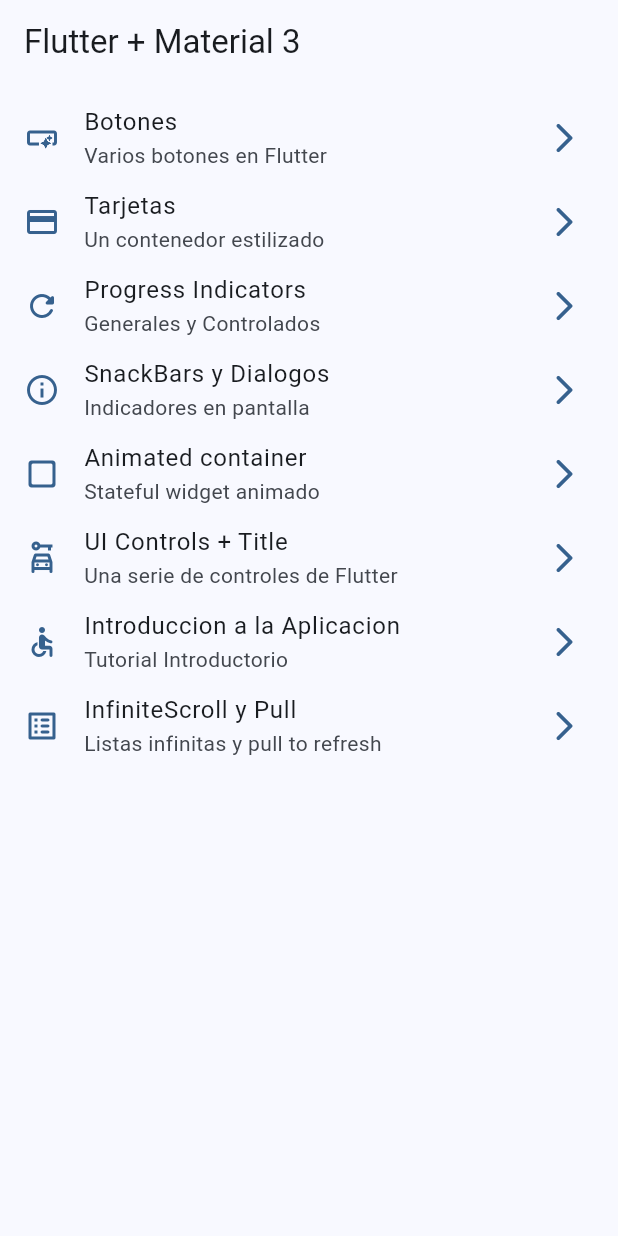
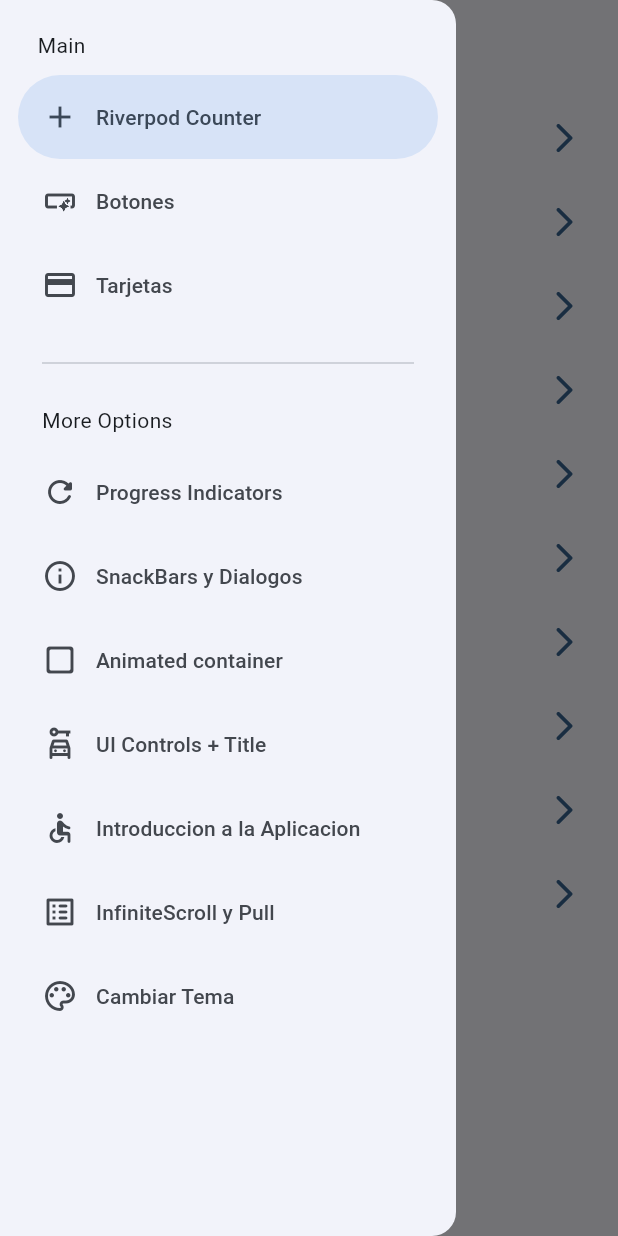
Before and after one commit to elojaa6/widgets_app, a Flutter app: the screen it shows after launch, with the side drawer open (before the commit the screen has no drawer), on a phone screen of 412 x 824 dp. Run offline on Flutter 3.47's test engine with Material 2 defaults, Android fonts, the phone set to English and light mode, and no system bars; our stand-ins replace animate_do, flutter_riverpod, go_router.

Commit message:
pre statenotifier

```diff
--- a/lib/config/menu/menu_items.dart
+++ b/lib/config/menu/menu_items.dart
@@ -14,6 +14,12 @@ class MenuItem {
 }
 
 const appMenuItems = <MenuItem>[
+  MenuItem(
+      title: 'Riverpod Counter',
+      subTitle: 'Introduccion a Riverpod',
+      link: '/counter-riverpod',
+      icon: Icons.add),
+
   MenuItem(
       title: 'Botones',
       subTitle: 'Varios botones en Flutter',
@@ -61,4 +67,10 @@ const appMenuItems = <MenuItem>[
       subTitle: 'Listas infinitas y pull to refresh',
       link: '/infinite',
       icon: Icons.list_alt_rounded),
+
+  MenuItem(
+      title: 'Cambiar Tema',
+      subTitle: 'Cambiar tema de la aplicacion',
+      link: '/theme-changer',
+      icon: Icons.color_lens_outlined),
 ];
--- a/lib/config/router/app_router.dart
+++ b/lib/config/router/app_router.dart
@@ -57,5 +57,17 @@ final appRouter = GoRouter(
       name: InfiniteScrollScreen.name,
       builder: (context, state) => const InfiniteScrollScreen(),
     ),
+
+    GoRoute(
+      path: '/counter-riverpod',
+      name: CounterScreen.name,
+      builder: (context, state) => const CounterScreen(),
+    ),
+
+    GoRoute(
+      path: '/theme-changer',
+      name: ThemeChangerScreen.name,
+      builder: (context, state) => const ThemeChangerScreen(),
+    ),
   ]
 );
--- a/lib/config/theme/app_theme.dart
+++ b/lib/config/theme/app_theme.dart
@@ -14,14 +14,16 @@ const colorList = <Color>[
 
 class AppTheme {
   final int selectedColor;
+  final bool isDarkmode;
 
-  AppTheme({this.selectedColor = 0})
+  AppTheme({this.selectedColor = 0, this.isDarkmode = false})
       : assert(selectedColor >= 0, 'Selected color must be greater then 0'),
         assert(selectedColor <= colorList.length,
             'Selected color must be less or equal  than ${colorList.length - 1}');
 
   ThemeData getTheme() => ThemeData(
       useMaterial3: true,
+      brightness: isDarkmode ? Brightness.dark : Brightness.light,
       colorSchemeSeed: colorList[selectedColor],
       appBarTheme: const AppBarTheme(centerTitle: false));
 }
--- a/lib/main.dart
+++ b/lib/main.dart
@@ -1,22 +1,26 @@
 import 'package:flutter/material.dart';
+import 'package:flutter_riverpod/flutter_riverpod.dart';
 import 'package:widgets_app/config/router/app_router.dart';
 import 'package:widgets_app/config/theme/app_theme.dart';
+import 'package:widgets_app/presentation/providers/theme_provider.dart';
 
 void main() {
-  runApp(const MainApp());
+  runApp(const ProviderScope(child: MainApp()));
 }
 
-class MainApp extends StatelessWidget {
+class MainApp extends ConsumerWidget {
   const MainApp({super.key});
 
   @override
-  Widget build(BuildContext context) {
+  Widget build(BuildContext context, WidgetRef ref) {
+    final int selectedColor = ref.watch(selectedColorProvider);
+    final bool isDarkmode = ref.watch(isDarkmodeProvider);
     return MaterialApp.router(
       title: 'Flutter Widgets',
       routerConfig: appRouter,
       debugShowCheckedModeBanner: false,
-      theme: AppTheme(selectedColor: 0).getTheme(),
-
+      theme: AppTheme(selectedColor: selectedColor, isDarkmode: isDarkmode)
+          .getTheme(),
     );
   }
 }
--- /dev/null
+++ b/lib/presentation/providers/counter_provider.dart
@@ -0,0 +1,3 @@
+import 'package:flutter_riverpod/flutter_riverpod.dart';
+
+final counterProvider = StateProvider((ref) => 5);
--- /dev/null
+++ b/lib/presentation/providers/theme_provider.dart
@@ -0,0 +1,11 @@
+import 'package:flutter_riverpod/flutter_riverpod.dart';
+import 'package:widgets_app/config/theme/app_theme.dart';
+
+//Listado de colores inmutable
+final colorListProvider = Provider((ref) => colorList);
+
+//Un simple booleano
+final isDarkmodeProvider = StateProvider((ref) => false);
+
+//Un simple int
+final selectedColorProvider = StateProvider((ref) => 0);
--- a/lib/presentation/screens/home/home_screen.dart
+++ b/lib/presentation/screens/home/home_screen.dart
@@ -1,6 +1,7 @@
 import 'package:flutter/material.dart';
 import 'package:go_router/go_router.dart';
 import 'package:widgets_app/config/menu/menu_items.dart';
+import 'package:widgets_app/presentation/widgets/side_menu.dart';
 
 class HomeScreen extends StatelessWidget {
   static const String name = 'home_screen';
@@ -9,11 +10,15 @@ class HomeScreen extends StatelessWidget {
 
   @override
   Widget build(BuildContext context) {
+
+    final scaffolkey = GlobalKey<ScaffoldState>();
     return Scaffold(
+      key: scaffolkey,
       appBar: AppBar(
         title: const Text('Flutter + Material 3'),
       ),
       body: const _HomeView(),
+      drawer: SideMenu(scaffoldkey: scaffolkey,),
     );
   }
 }
--- a/lib/presentation/screens/screens.dart
+++ b/lib/presentation/screens/screens.dart
@@ -4,8 +4,10 @@ export 'package:widgets_app/presentation/screens/animated/animated_screen.dart';
 export 'package:widgets_app/presentation/screens/app_tutorial/app_tutorial_screen.dart';
 export 'package:widgets_app/presentation/screens/buttons/buttons_screen.dart';
 export 'package:widgets_app/presentation/screens/cards/cards_screen.dart';
+export 'package:widgets_app/presentation/screens/counter/counter_screen.dart';
 export 'package:widgets_app/presentation/screens/home/home_screen.dart';
 export 'package:widgets_app/presentation/screens/infinite_scroll/infinite_scroll_screen.dart';
 export 'package:widgets_app/presentation/screens/progress/progress_screen.dart';
 export 'package:widgets_app/presentation/screens/snackbar/snackbar_screen.dart';
+export 'package:widgets_app/presentation/screens/theme_changer/theme_changer_screen.dart';
 export 'package:widgets_app/presentation/screens/ui_controls/ui_controls_screen.dart';
--- /dev/null
+++ b/lib/presentation/widgets/side_menu.dart
@@ -0,0 +1,57 @@
+import 'package:flutter/material.dart';
+import 'package:go_router/go_router.dart';
+import 'package:widgets_app/config/menu/menu_items.dart';
+
+class SideMenu extends StatefulWidget {
+  final GlobalKey<ScaffoldState> scaffoldkey;
+  const SideMenu({super.key, required this.scaffoldkey});
+
+  @override
+  State<SideMenu> createState() => _SideMenuState();
+}
+
+class _SideMenuState extends State<SideMenu> {
+  int navDrawerIndex = 0;
+  @override
+  Widget build(BuildContext context) {
+    final hasNotch = MediaQuery.of(context).viewPadding.top > 35;
+    return NavigationDrawer(
+      selectedIndex: navDrawerIndex,
+      onDestinationSelected: (value) {
+        setState(() {
+          navDrawerIndex = value;
+        });
+        final menuItem = appMenuItems[value];
+
+        context.push(menuItem.link);
+        widget.scaffoldkey.currentState?.closeDrawer();
+      },
+      children: [
+        Padding(
+          padding: EdgeInsets.fromLTRB(25, hasNotch ? 10 : 20, 16, 10),
+          child: const Text('Main'),
+        ),
+        ...appMenuItems.sublist(0, 3).map(
+              (item) => NavigationDrawerDestination(
+                icon: Icon(item.icon),
+                label: Text(item.title),
+              ),
+            ),
+        const Padding(
+          padding: EdgeInsets.fromLTRB(28, 16, 28, 10),
+          child: Divider(),
+        ),
+        const Padding(
+          padding: EdgeInsets.fromLTRB(28, 10, 16, 10),
+          child: Text('More Options '),
+        ),
+        ...appMenuItems.sublist(3).map(
+              (item) => NavigationDrawerDestination(
+                icon: Icon(item.icon),
+                label: Text(item.title),
+              ),
+            ),
+      ],
+    );
+  }
+}
--- a/pubspec.yaml
+++ b/pubspec.yaml
@@ -10,6 +10,7 @@ dependencies:
   animate_do: ^3.0.2
   flutter:
     sdk: flutter
+  flutter_riverpod: ^2.3.6
   go_router: ^8.0.1
 
 dev_dependencies:
```
Also changed, not shown: lib/presentation/screens/counter/counter_screen.dart (added, +42 -0 lines), lib/presentation/screens/theme_changer/theme_changer_screen.dart (added, +59 -0 lines), pubspec.lock.
